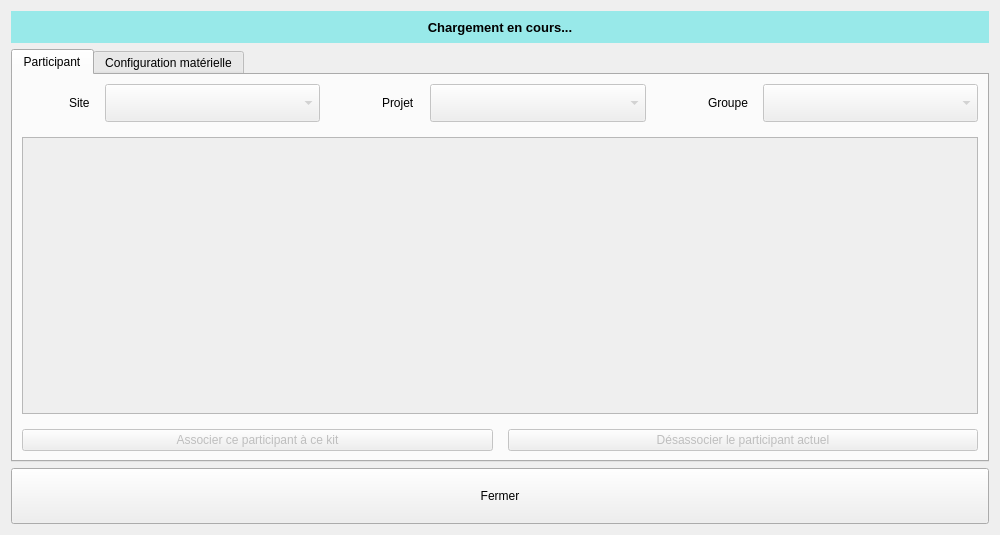
Qt form client/src/kit/KitConfigDialog.ui (introlab/openteraplus) before a commit.
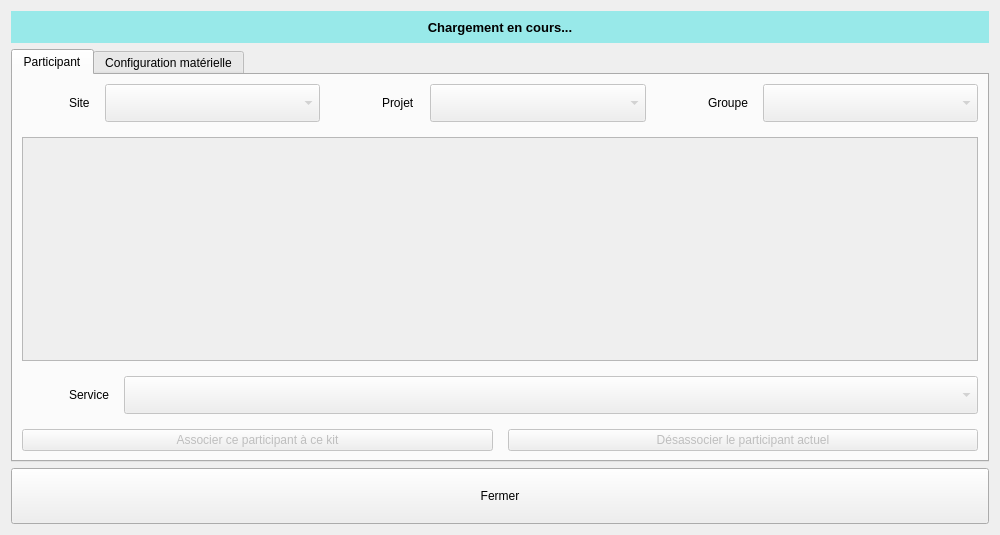
The same form after that commit. Icons and pictures are not drawn.

Commit message: Refs #51. Added service association.

```diff
--- a/client/src/kit/KitConfigDialog.ui
+++ b/client/src/kit/KitConfigDialog.ui
@@ -274,6 +274,61 @@
          </property>
         </widget>
        </item>
+       <item>
+        <layout class="QGridLayout" name="gridLayout_2">
+         <item row="0" column="1">
+          <widget class="QLabel" name="lblService">
+           <property name="sizePolicy">
+            <sizepolicy hsizetype="Maximum" vsizetype="Preferred">
+             <horstretch>0</horstretch>
+             <verstretch>0</verstretch>
+            </sizepolicy>
+           </property>
+           <property name="text">
+            <string>Service</string>
+           </property>
+          </widget>
+         </item>
+         <item row="0" column="2">
+          <widget class="QComboBox" name="cmbServices">
+           <property name="enabled">
+            <bool>false</bool>
+           </property>
+          </widget>
+         </item>
+         <item row="0" column="0">
+          <widget class="QLabel" name="icoService">
+           <property name="sizePolicy">
+            <sizepolicy hsizetype="Fixed" vsizetype="Fixed">
+             <horstretch>0</horstretch>
+             <verstretch>0</verstretch>
+            </sizepolicy>
+           </property>
+           <property name="minimumSize">
+            <size>
+             <width>32</width>
+             <height>32</height>
+            </size>
+           </property>
+           <property name="maximumSize">
+            <size>
+             <width>32</width>
+             <height>32</height>
+            </size>
+           </property>
+           <property name="text">
+            <string/>
+           </property>
+           <property name="pixmap">
+            <pixmap resource="../../resources/TeraClient.qrc">:/icons/service.png</pixmap>
+           </property>
+           <property name="scaledContents">
+            <bool>true</bool>
+           </property>
+          </widget>
+         </item>
+        </layout>
+       </item>
        <item>
         <layout class="QHBoxLayout" name="horizontalLayout">
          <item>
```
Left out of the diff: 80 changed lines with no effect on the pictures. The commit also changes 10 other files.
